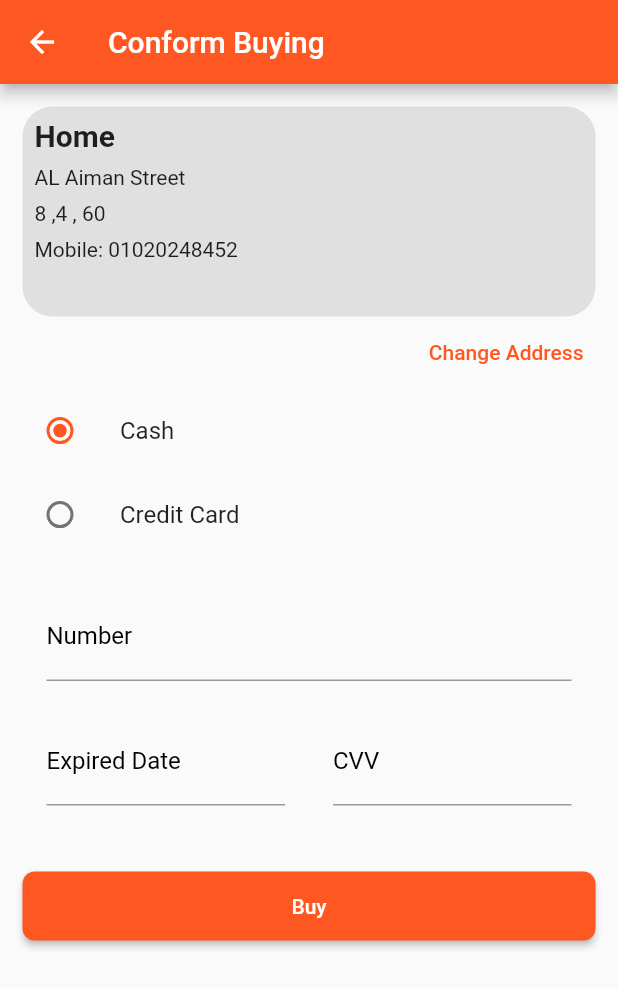
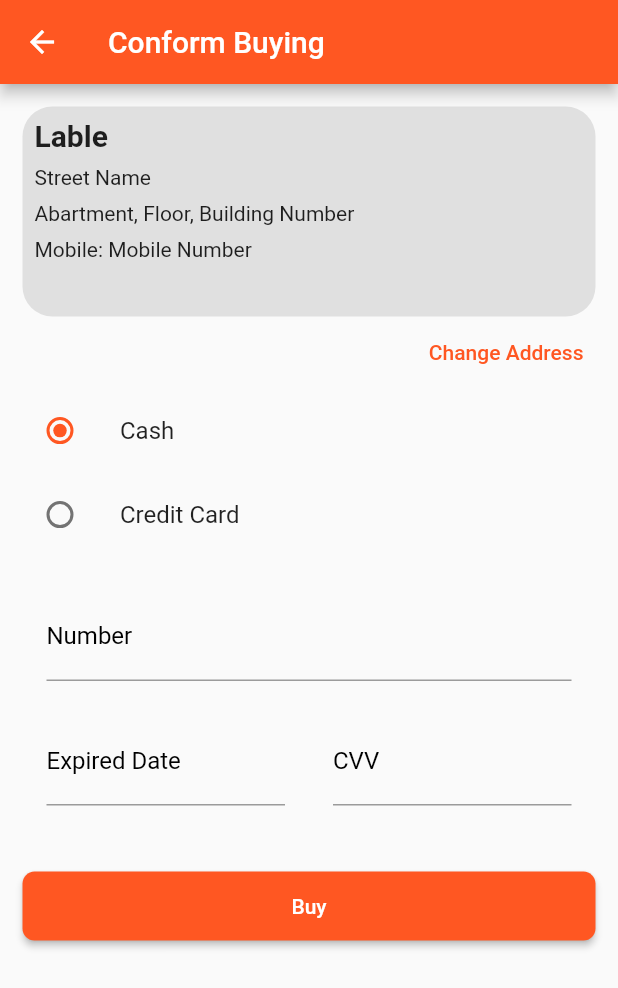
Before and after one commit to LoayAlashraf/Grad-2022, a Flutter app: the BuyConformScreen screen opened directly, after a tap on "Buy", on a phone screen of 412 x 824 dp. Shown: the top 988 px of the screen. Run offline on Flutter 3.47's test engine with Material 2 defaults, Android fonts, the phone set to English and light mode, and no system bars; drawn by our look-alikes of flutter_credit_card; our stand-ins replace bloc, cached_network_image, conditional_builder_rec, dio, flutter_bloc, geocoding and 5 more; missing offline and left inert: latlng, map, map_picker; accounts and stored records are empty; network calls fail; key blocks and very long unbroken strings in the code were emptied for the run.

Commit message:
Grad
End last Screen

```diff
--- a/GRAD_2022/lib/Network/end_point.dart
+++ b/GRAD_2022/lib/Network/end_point.dart
@@ -16,3 +16,5 @@ const CartDelete ='/Cart/Delete';
 const DiscountCoupon ='/DiscountCoupon/FindCouponByCouponName';
 const DeleteByProductIdAndUserId ='/Favorite/DeleteByProductIdAndUserId';
 const DeleteByIdAndUserId='/Cart/DeleteByIdAndUserId';
+const User_PayAdd ='/User_Pay/Add';
+const User_CartAdd= '/User_Cart/Add';
--- a/GRAD_2022/lib/online/modules/Buy_conform_screen/Buy_conform_screen.dart
+++ b/GRAD_2022/lib/online/modules/Buy_conform_screen/Buy_conform_screen.dart
@@ -1,7 +1,10 @@
 import 'package:flutter/material.dart';
 import 'package:flutter_credit_card/credit_card_form.dart';
 import 'package:flutter_credit_card/credit_card_model.dart';
+import 'package:grad_2022/Network/remote/dioo_helper.dart';
 
+import '../../../Network/end_point.dart';
+import '../../../shared/variables.dart';
 import '../Address_Screen/Address_Screen.dart';
 
 
@@ -12,7 +15,6 @@ class BuyConformScreen extends StatefulWidget {
   @override
   State<BuyConformScreen> createState() => _BuyConformScreenState();
 }
-
 class _BuyConformScreenState extends State<BuyConformScreen> {
   String cardNumber = '';
 
@@ -32,12 +34,17 @@ class _BuyConformScreenState extends State<BuyConformScreen> {
 
   final GlobalKey<FormState> formKey = GlobalKey<FormState>();
 
+  paymentmetod? paymethod = paymentmetod.cash;
+
+
 
 
 
 
   @override
   Widget build(BuildContext context) {
+    // String? paymethod;
+
     MediaQueryData size = MediaQuery.of(context);
     var caption2 = Theme.of(context).textTheme.caption;
     return Scaffold(
@@ -64,7 +71,7 @@ class _BuyConformScreenState extends State<BuyConformScreen> {
                       padding: const EdgeInsets.all(8.0),
                       child: Row(
                           children: [
-                            Text('Home',
+                        Text('${Label}',
                               style: TextStyle(
                                 fontWeight: FontWeight.bold,
                                 fontSize: 20,
@@ -74,15 +81,15 @@ class _BuyConformScreenState extends State<BuyConformScreen> {
                     ),
                     Padding(
                       padding: const EdgeInsets.fromLTRB(8, 0, 8, 8),
-                      child: Text('AL Aiman Street',),
+                      child: Text('${StreetName}',),
                     ),
                     Padding(
                       padding: const EdgeInsets.fromLTRB(8, 0, 8, 0),
-                      child: Text('8 ,4 , 60',),
+                      child: Text('${ApartmentNumber}, ${FloorNumber}, ${BuildingNumber}',),
                     ),
                     Padding(
                       padding: const EdgeInsets.all(8.0),
-                      child: Text('Mobile: 01020248452'),
+                      child: Text('Mobile: ${MobileNumber}'),
                     ),
 
                   ],
@@ -106,7 +113,40 @@ class _BuyConformScreenState extends State<BuyConformScreen> {
                    ),
               ),
             ),
-            MyStatefulWidget(),
+            //MyStatefulWidget(),
+            Column(
+              children: <Widget>[
+                ListTile(
+                  title: const Text('Cash'),
+                  leading: Radio<paymentmetod>(
+                    value: paymentmetod.cash,
+                    groupValue: paymethod,
+                    onChanged: (value) {
+                      print(value);
+                      setState(() {
+                        paymethod = value;
+                      });
+                    },
+                  ),
+                ),
+                ListTile(
+                  title: const Text('Credit Card'),
+                  leading: Radio<paymentmetod>(
+                    value: paymentmetod.credit,
+                    groupValue: paymethod,
+                    onChanged: (value)
+                    {
+                      print(value);
+                      setState(() {
+                    //    _character = value;
+                        paymethod = value;
+                      });
+                    },
+
+                  ),
+                ),
+              ],
+            ),
             Padding(
               padding: const EdgeInsets.symmetric(horizontal: 15),
               child: CreditCardForm(
@@ -177,11 +217,52 @@ class _BuyConformScreenState extends State<BuyConformScreen> {
                   ),
                 ),
                 onPressed: () {
-                  if (formKey.currentState!.validate()) {
-                    print('valid!');
-                  } else {
-                    print('invalid!');
+
+                  if( paymethod == paymentmetod.cash )
+                    {
+                      DioHelperr.postData(url: User_CartAdd,
+                          data:
+                          {
+
+                            "userId": loginuserId,
+                            "subtotal": user_total,
+                            "shipFee": Shipping_Fee,
+                            "discount": discount,
+                            "total": total
+                          }).then((value)
+                      {
+                        print('total bill = ${total?.toStringAsFixed(2)}');
+                      }).catchError((error)
+                      {print(error.toString());
+                      });
+                      DioHelperr.postData(url: User_PayAdd,
+                          data:
+                          {
+                            "userId": loginuserId,
+                            "typeOfPay": paymethod.toString(),
+                            "number": CartModelByUserIdList.length,
+                            "expired": "string",
+                            "time": DateTime.now().toString(),
+                            "is_Payed": true
+                          } ).then((value)
+                      {
+                        print('your order in ur way');
+                      }).catchError((error)
+                      {
+                        print(error.toString());
+                      });
+
+                    }
+                  if( paymethod == paymentmetod.credit )
+                  {
+                    if (formKey.currentState!.validate()) {
+                      print('valid!');
+                    } else {
+                      print('invalid!');
+                    }
+
                   }
+
                 },
               ),
             ),
@@ -191,6 +272,7 @@ class _BuyConformScreenState extends State<BuyConformScreen> {
       ),
     );
   }
+
 
   void onCreditCardModelChange(CreditCardModel? creditCardModel) {
     setState(() {
@@ -202,49 +284,4 @@ class _BuyConformScreenState extends State<BuyConformScreen> {
     });
   }
 }
-enum SingingCharacter { Cash, Credit }
-
-class MyStatefulWidget extends StatefulWidget {
-  const MyStatefulWidget({Key? key}) : super(key: key);
-
-  @override
-  State<MyStatefulWidget> createState() => _MyStatefulWidgetState();
-}
-
-class _MyStatefulWidgetState extends State<MyStatefulWidget> {
-  SingingCharacter? _character = SingingCharacter.Cash;
-
-  @override
-  Widget build(BuildContext context) {
-    return Column(
-      children: <Widget>[
-        ListTile(
-          title: const Text('Cash'),
-          leading: Radio<SingingCharacter>(
-            value: SingingCharacter.Cash,
-            groupValue: _character,
-            onChanged: (SingingCharacter? value) {
-              setState(() {
-                _character = value;
-              });
-            },
-          ),
-        ),
-        ListTile(
-          title: const Text('Credit Card'),
-          leading: Radio<SingingCharacter>(
-            value: SingingCharacter.Credit,
-            groupValue: _character,
-            onChanged: (SingingCharacter? value)
-            {
-              setState(() {
-                _character = value;
-              });
-            },
-
-          ),
-        ),
-      ],
-    );
-  }
-}
+enum paymentmetod { cash, credit }
--- a/GRAD_2022/lib/shared/variables.dart
+++ b/GRAD_2022/lib/shared/variables.dart
@@ -81,3 +81,10 @@ CouponNameModel? couponNameModel;
 FavModelByUserId? favModelByUserId;
 
 int Shipping_Fee =10 ;
+
+String?  Label= 'Lable' ,  StreetName='Street Name', ApartmentNumber='Abartment', FloorNumber='Floor', BuildingNumber='Building Number', MobileNumber = 'Mobile Number';
+
+
+int? coupon = 0 ;
+
+double? discount , total ;
```
Also changed, not shown: GRAD_2022/lib/online/modules/Address_Screen/Address_Screen.dart (+16 -1 lines), GRAD_2022/lib/online/modules/LayoutScreens/MyCart.dart (+5 -4 lines).
